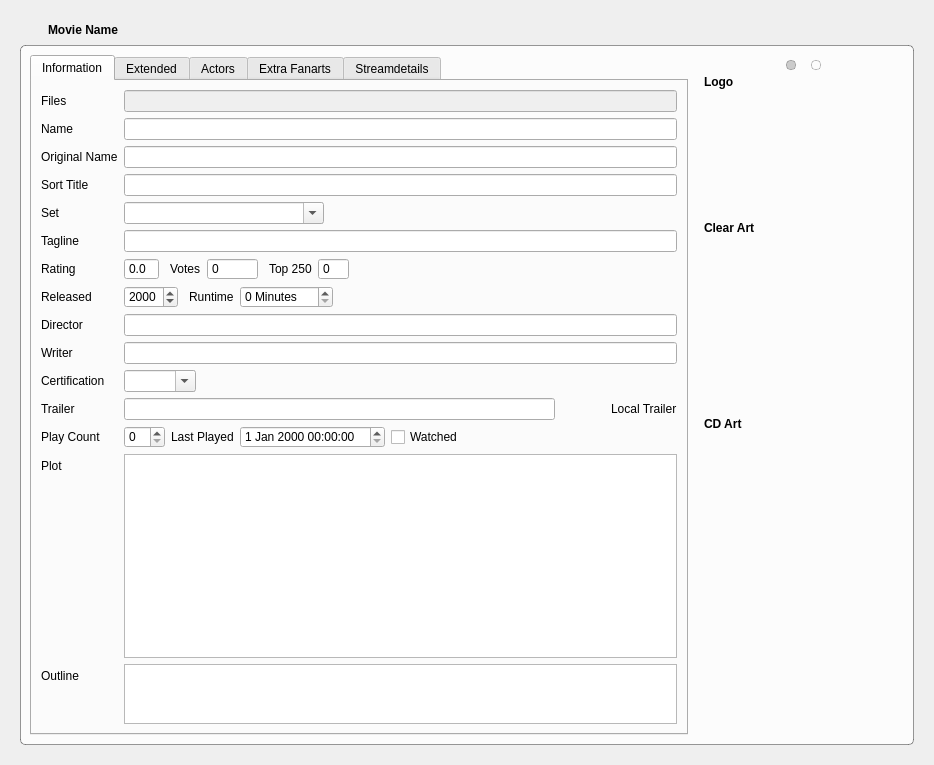
Before: the Qt Designer form movies/MovieWidget.ui in Komet/MediaElch, drawn with Qt 5.
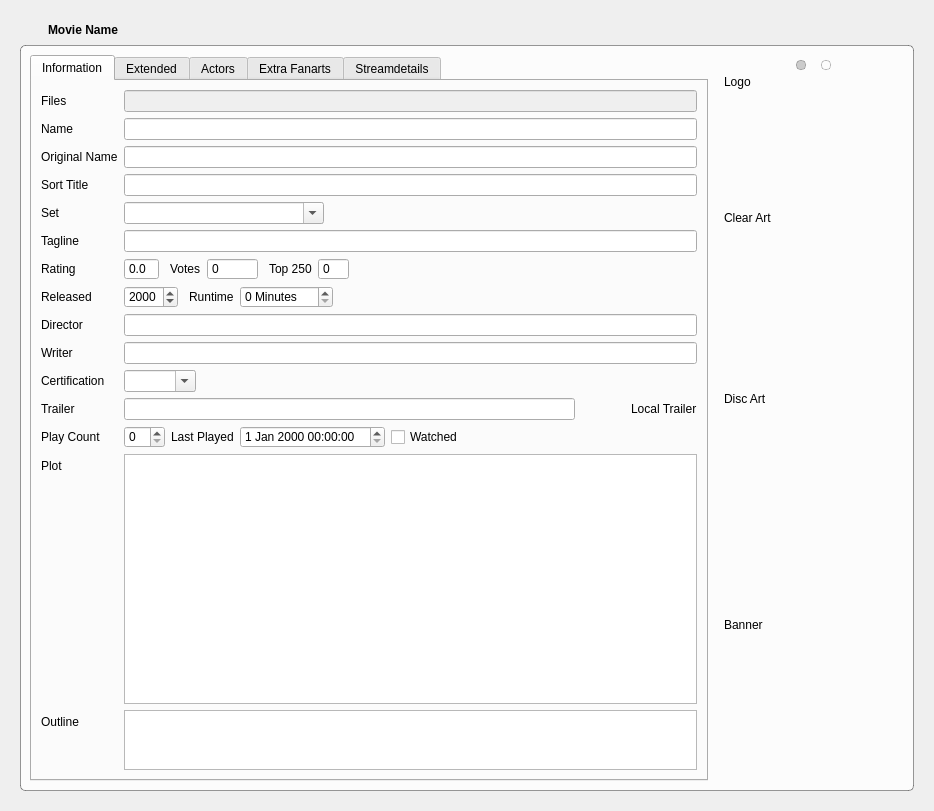
After: the same form once the commit is applied. The open tabs and pages were chosen to show the change. Icons and pictures are not drawn. Custom widgets are drawn as their Qt base class.

Commit message: Fixes #654 Fixes #655 Support for banners and thumbs for movies

Diff of the .ui file:
```diff
--- a/movies/MovieWidget.ui
+++ b/movies/MovieWidget.ui
@@ -7,7 +7,7 @@
     <x>0</x>
     <y>0</y>
     <width>934</width>
-    <height>765</height>
+    <height>811</height>
    </rect>
   </property>
   <property name="windowTitle">
@@ -1056,13 +1056,13 @@
            <widget class="SlidingStackedWidget" name="artStackedWidget">
             <property name="minimumSize">
              <size>
-              <width>200</width>
+              <width>180</width>
               <height>0</height>
              </size>
             </property>
             <property name="maximumSize">
              <size>
-              <width>200</width>
+              <width>180</width>
               <height>16777215</height>
              </size>
             </property>
@@ -1195,13 +1195,7 @@
                <number>0</number>
               </property>
               <item>
-               <widget class="QLabel" name="label_10">
-                <property name="font">
-                 <font>
-                  <weight>75</weight>
-                  <bold>true</bold>
-                 </font>
-                </property>
+               <widget class="QLabel" name="labelLogo">
                 <property name="text">
                  <string>Logo</string>
                 </property>
@@ -1211,14 +1205,14 @@
                <widget class="ClosableImage" name="logo">
                 <property name="minimumSize">
                  <size>
-                  <width>200</width>
-                  <height>120</height>
+                  <width>180</width>
+                  <height>110</height>
                  </size>
                 </property>
                 <property name="maximumSize">
                  <size>
-                  <width>200</width>
-                  <height>120</height>
+                  <width>180</width>
+                  <height>110</height>
                  </size>
                 </property>
                 <property name="cursor">
@@ -1240,18 +1234,15 @@
                  <bool>true</bool>
                 </property>
                 <property name="myFixedHeight" stdset="0">
-                 <number>120</number>
+                 <number>110</number>
+                </property>
+                <property name="title" stdset="0">
+                 <string>Logo</string>
                 </property>
                </widget>
               </item>
               <item>
-               <widget class="QLabel" name="label_25">
-                <property name="font">
-                 <font>
-                  <weight>75</weight>
-                  <bold>true</bold>
-                 </font>
-                </property>
+               <widget class="QLabel" name="labelClearArt">
                 <property name="text">
                  <string>Clear Art</string>
                 </property>
@@ -1261,14 +1252,14 @@
                <widget class="ClosableImage" name="clearArt">
                 <property name="minimumSize">
                  <size>
-                  <width>200</width>
-                  <height>170</height>
+                  <width>180</width>
+                  <height>155</height>
                  </size>
                 </property>
                 <property name="maximumSize">
                  <size>
-                  <width>200</width>
-                  <height>170</height>
+                  <width>180</width>
+                  <height>155</height>
                  </size>
                 </property>
                 <property name="cursor">
@@ -1290,20 +1281,17 @@
                  <bool>true</bool>
                 </property>
                 <property name="myFixedHeight" stdset="0">
-                 <number>170</number>
+                 <number>155</number>
+                </property>
+                <property name="title" stdset="0">
+                 <string>Clear Art</string>
                 </property>
                </widget>
               </item>
               <item>
-               <widget class="QLabel" name="label_26">
-                <property name="font">
-                 <font>
-                  <weight>75</weight>
-                  <bold>true</bold>
-                 </font>
-                </property>
+               <widget class="QLabel" name="labelDiscArt">
                 <property name="text">
-                 <string>CD Art</string>
+                 <string>Disc Art</string>
                 </property>
                </widget>
               </item>
@@ -1311,14 +1299,14 @@
                <widget class="ClosableImage" name="cdArt">
                 <property name="minimumSize">
                  <size>
-                  <width>200</width>
-                  <height>220</height>
+                  <width>180</width>
+                  <height>200</height>
                  </size>
                 </property>
                 <property name="maximumSize">
                  <size>
-                  <width>200</width>
-                  <height>220</height>
+                  <width>180</width>
+                  <height>200</height>
                  </size>
                 </property>
                 <property name="cursor">
@@ -1340,7 +1328,54 @@
                  <bool>true</bool>
                 </property>
                 <property name="myFixedHeight" stdset="0">
-                 <number>220</number>
+                 <number>200</number>
+                </property>
+                <property name="title" stdset="0">
+                 <string>CD Art</string>
+                </property>
+               </widget>
+              </item>
+              <item>
+               <widget class="QLabel" name="labelBanner">
+                <property name="text">
+                 <string>Banner</string>
+                </property>
+               </widget>
+              </item>
+              <item>
+               <widget class="ClosableImage" name="banner">
+                <property name="minimumSize">
+                 <size>
+                  <width>180</width>
+                  <height>53</height>
+                 </size>
+                </property>
+                <property name="maximumSize">
+                 <size>
+                  <width>180</width>
+                  <height>53</height>
+                 </size>
+                </property>
+                <property name="cursor">
+                 <cursorShape>PointingHandCursor</cursorShape>
+                </property>
+                <property name="toolTip">
+                 <string>Click to Change</string>
+                </property>
+                <property name="text">
+                 <string/>
+                </property>
+                <property name="alignment">
+                 <set>Qt::AlignCenter</set>
+                </property>
+                <property name="myFixedHeight" stdset="0">
+                 <number>53</number>
+                </property>
+                <property name="clickable" stdset="0">
+                 <bool>true</bool>
+                </property>
+                <property name="title" stdset="0">
+                 <string>Banner</string>
                 </property>
                </widget>
               </item>
```
Left out of the diff: 86 changed lines with no effect on the pictures. The commit also changes 41 other files.
